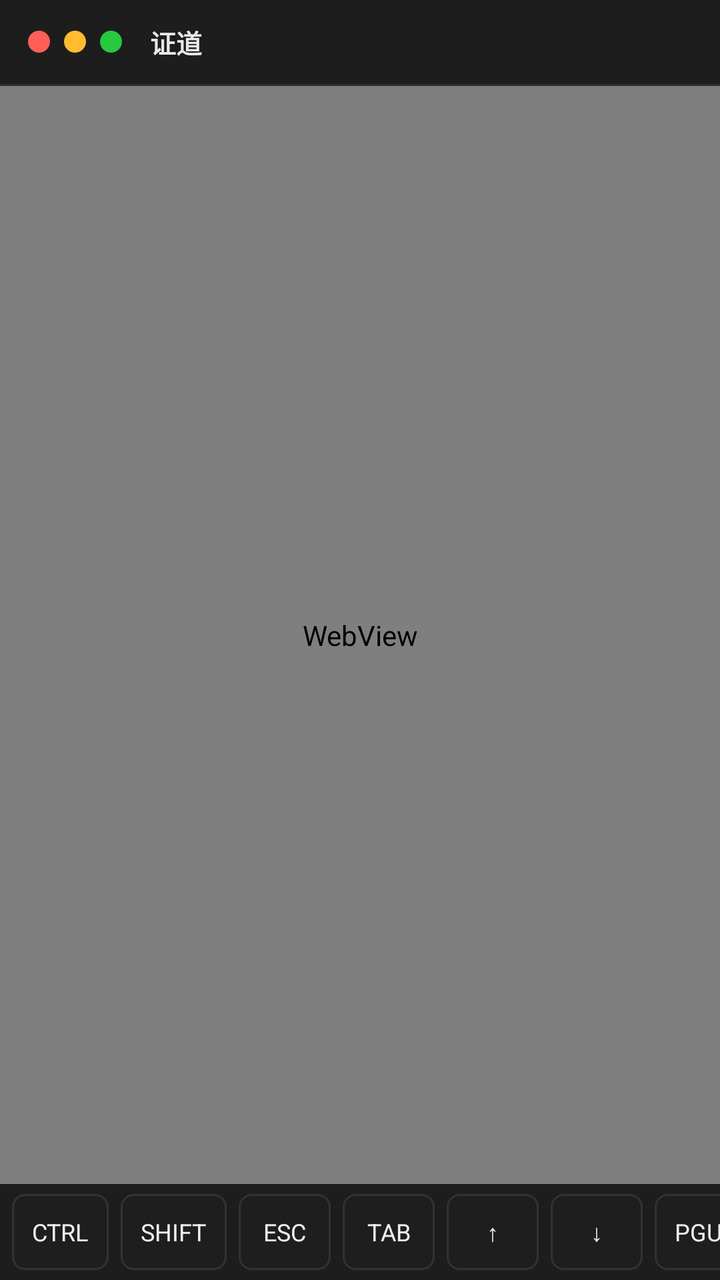
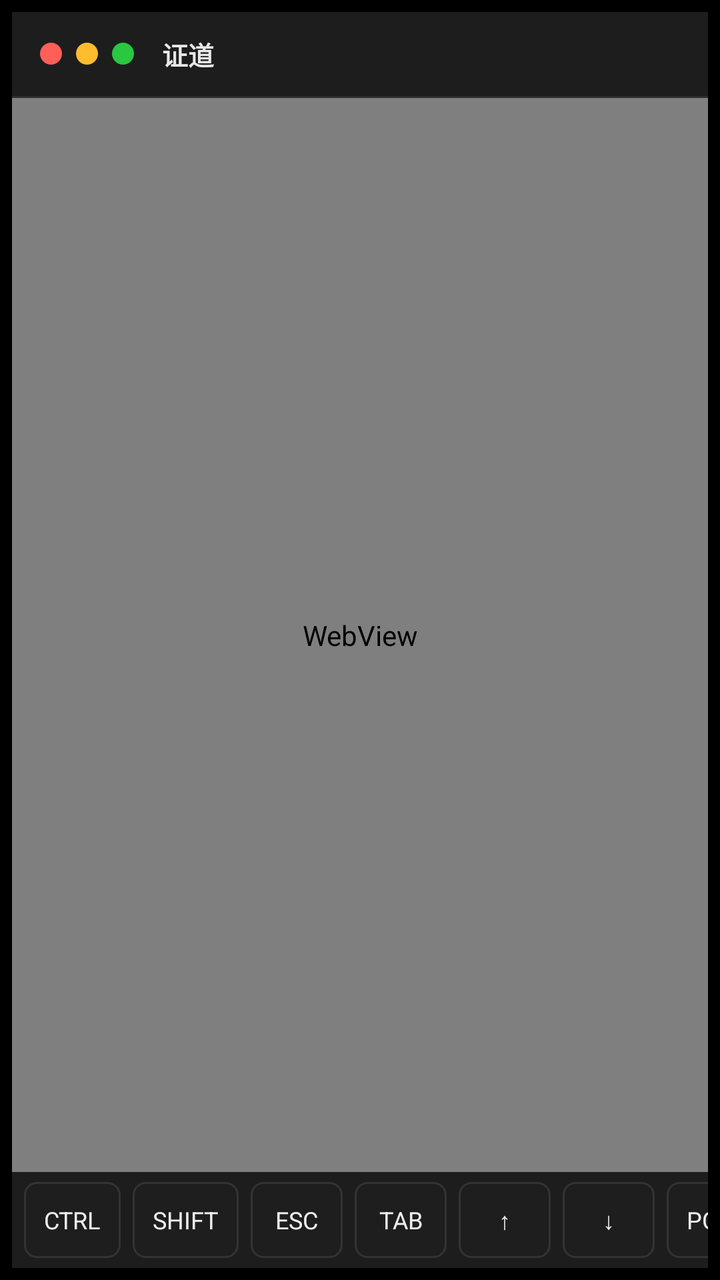

An Android layout rendered at two revisions. The XML below is the earlier revision; the diff shows what the commit changed to produce the second picture.
<!-- AndroidManifest.xml: activity theme Theme.Zhengdao -->
<!-- res/layout/activity_main.xml -->
<?xml version="1.0" encoding="utf-8"?>
<LinearLayout xmlns:android="http://schemas.android.com/apk/res/android"
    android:layout_width="match_parent"
    android:layout_height="match_parent"
    android:orientation="vertical"
    android:background="@android:color/black">

    <LinearLayout
        android:id="@+id/toolbar"
        android:layout_width="match_parent"
        android:layout_height="42dp"
        android:orientation="horizontal"
        android:background="#FF1D1D1D"
        android:gravity="center_vertical"
        android:paddingStart="14dp"
        android:paddingEnd="14dp">

        <View
            android:layout_width="11dp"
            android:layout_height="11dp"
            android:layout_marginEnd="7dp"
            android:background="@drawable/traffic_dot"
            android:backgroundTint="#FFFF5F57" />

        <View
            android:layout_width="11dp"
            android:layout_height="11dp"
            android:layout_marginEnd="7dp"
            android:background="@drawable/traffic_dot"
            android:backgroundTint="#FFFFBC2E" />

        <View
            android:layout_width="11dp"
            android:layout_height="11dp"
            android:layout_marginEnd="14dp"
            android:background="@drawable/traffic_dot"
            android:backgroundTint="#FF28C840" />

        <TextView
            android:id="@+id/toolbar_title"
            android:layout_width="0dp"
            android:layout_height="wrap_content"
            android:layout_weight="1"
            android:text="证道"
            android:textColor="#FFE8E8E8"
            android:textSize="13sp"
            android:textStyle="bold"
            android:singleLine="true" />
    </LinearLayout>

    <View
        android:layout_width="match_parent"
        android:layout_height="1dp"
        android:background="#FF2E2E2E" />

    <WebView
        android:id="@+id/terminal_web"
        android:layout_width="match_parent"
        android:layout_height="0dp"
        android:layout_weight="1" />

    <HorizontalScrollView
        android:id="@+id/key_bar"
        android:layout_width="match_parent"
        android:layout_height="48dp"
        android:background="#FF1D1D1D"
        android:scrollbars="none">

        <LinearLayout
            android:layout_width="wrap_content"
            android:layout_height="match_parent"
            android:orientation="horizontal"
            android:gravity="center_vertical"
            android:paddingStart="6dp"
            android:paddingEnd="6dp">

            <TextView
                android:id="@+id/key_ctrl"
                style="@style/TermKey"
                android:text="CTRL" />
            <TextView
                android:id="@+id/key_shift"
                style="@style/TermKey"
                android:text="SHIFT" />
            <TextView
                android:id="@+id/key_esc"
                style="@style/TermKey"
                android:text="ESC" />
            <TextView
                android:id="@+id/key_tab"
                style="@style/TermKey"
                android:text="TAB" />
            <TextView
                android:id="@+id/key_up"
                style="@style/TermKey"
                android:text="↑" />
            <TextView
                android:id="@+id/key_down"
                style="@style/TermKey"
                android:text="↓" />
            <TextView
                android:id="@+id/key_pgup"
                style="@style/TermKey"
                android:text="PGUP" />
            <TextView
                android:id="@+id/key_pgdn"
                style="@style/TermKey"
                android:text="PGDN" />
            <TextView
                android:id="@+id/key_pipe"
                style="@style/TermKey"
                android:text="|" />
            <TextView
                android:id="@+id/key_minus"
                style="@style/TermKey"
                android:text="-" />
            <TextView
                android:id="@+id/key_slash"
                style="@style/TermKey"
                android:text="/" />
        </LinearLayout>
    </HorizontalScrollView>
</LinearLayout>
<!-- resources referenced by this layout -->
<resources>
  <!-- drawable traffic_dot (drawable) -->
  <?xml version="1.0" encoding="utf-8"?>
  <shape xmlns:android="http://schemas.android.com/apk/res/android"
      android:shape="oval">
      <solid android:color="#FFFFFFFF" />
  </shape>
  <style name="TermKey">
          <item name="android:layout_width">wrap_content</item>
          <item name="android:layout_height">38dp</item>
          <item name="android:minWidth">46dp</item>
          <item name="android:gravity">center</item>
          <item name="android:layout_marginEnd">6dp</item>
          <item name="android:paddingStart">10dp</item>
          <item name="android:paddingEnd">10dp</item>
          <item name="android:background">@drawable/key_button_bg</item>
          <item name="android:textColor">#FFEEEEEE</item>
          <item name="android:textSize">12sp</item>
      </style>
  <style name="Theme.Zhengdao" parent="android:Theme.Material.Light.NoActionBar" />
  <!-- drawable key_button_bg (drawable) -->
  <?xml version="1.0" encoding="utf-8"?>
  <selector xmlns:android="http://schemas.android.com/apk/res/android">
      <item>
          <shape android:shape="rectangle">
              <solid android:color="#FF1E1E1E" />
              <corners android:radius="6dp" />
              <stroke android:width="1dp" android:color="#FF333333" />
          </shape>
      </item>
  </selector>
</resources>

<!-- the commit's change to res/layout/activity_main.xml (unified diff, before → after) -->
@@ -1,123 +1,131 @@
 <?xml version="1.0" encoding="utf-8"?>
-<LinearLayout xmlns:android="http://schemas.android.com/apk/res/android"
+<FrameLayout xmlns:android="http://schemas.android.com/apk/res/android"
     android:layout_width="match_parent"
     android:layout_height="match_parent"
-    android:orientation="vertical"
-    android:background="@android:color/black">
+    android:background="@android:color/black"
+    android:padding="6dp">
 
     <LinearLayout
-        android:id="@+id/toolbar"
+        android:id="@+id/window_card"
         android:layout_width="match_parent"
-        android:layout_height="42dp"
-        android:orientation="horizontal"
-        android:background="#FF1D1D1D"
-        android:gravity="center_vertical"
-        android:paddingStart="14dp"
-        android:paddingEnd="14dp">
+        android:layout_height="match_parent"
+        android:orientation="vertical"
+        android:background="@drawable/window_bg">
+
+        <LinearLayout
+            android:id="@+id/toolbar"
+            android:layout_width="match_parent"
+            android:layout_height="42dp"
+            android:orientation="horizontal"
+            android:background="#FF1D1D1D"
+            android:gravity="center_vertical"
+            android:paddingStart="14dp"
+            android:paddingEnd="14dp">
+
+            <View
+                android:layout_width="11dp"
+                android:layout_height="11dp"
+                android:layout_marginEnd="7dp"
+                android:background="@drawable/traffic_dot"
+                android:backgroundTint="#FFFF5F57" />
+
+            <View
+                android:layout_width="11dp"
+                android:layout_height="11dp"
+                android:layout_marginEnd="7dp"
+                android:background="@drawable/traffic_dot"
+                android:backgroundTint="#FFFFBC2E" />
+
+            <View
+                android:layout_width="11dp"
+                android:layout_height="11dp"
+                android:layout_marginEnd="14dp"
+                android:background="@drawable/traffic_dot"
+                android:backgroundTint="#FF28C840" />
+
+            <TextView
+                android:id="@+id/toolbar_title"
+                android:layout_width="0dp"
+                android:layout_height="wrap_content"
+                android:layout_weight="1"
+                android:text="证道"
+                android:textColor="#FFE8E8E8"
+                android:textSize="13sp"
+                android:textStyle="bold"
+                android:singleLine="true" />
+        </LinearLayout>
 
         <View
-            android:layout_width="11dp"
-            android:layout_height="11dp"
-            android:layout_marginEnd="7dp"
-            android:background="@drawable/traffic_dot"
-            android:backgroundTint="#FFFF5F57" />
+            android:layout_width="match_parent"
+            android:layout_height="1dp"
+            android:background="#FF2E2E2E" />
 
-        <View
-            android:layout_width="11dp"
-            android:layout_height="11dp"
-            android:layout_marginEnd="7dp"
-            android:background="@drawable/traffic_dot"
-            android:backgroundTint="#FFFFBC2E" />
+        <WebView
+            android:id="@+id/terminal_web"
+            android:layout_width="match_parent"
+            android:layout_height="0dp"
+            android:layout_weight="1" />
 
-        <View
-            android:layout_width="11dp"
-            android:layout_height="11dp"
-            android:layout_marginEnd="14dp"
-            android:background="@drawable/traffic_dot"
-            android:backgroundTint="#FF28C840" />
+        <HorizontalScrollView
+            android:id="@+id/key_bar"
+            android:layout_width="match_parent"
+            android:layout_height="48dp"
+            android:background="#FF1D1D1D"
+            android:scrollbars="none">
 
-        <TextView
-            android:id="@+id/toolbar_title"
-            android:layout_width="0dp"
-            android:layout_height="wrap_content"
-            android:layout_weight="1"
-            android:text="证道"
-            android:textColor="#FFE8E8E8"
-            android:textSize="13sp"
-            android:textStyle="bold"
-            android:singleLine="true" />
+            <LinearLayout
+                android:layout_width="wrap_content"
+                android:layout_height="match_parent"
+                android:orientation="horizontal"
+                android:gravity="center_vertical"
+                android:paddingStart="6dp"
+                android:paddingEnd="6dp">
+
+                <TextView
+                    android:id="@+id/key_ctrl"
+                    style="@style/TermKey"
+                    android:text="CTRL" />
+                <TextView
+                    android:id="@+id/key_shift"
+                    style="@style/TermKey"
+                    android:text="SHIFT" />
+                <TextView
+                    android:id="@+id/key_esc"
+                    style="@style/TermKey"
+                    android:text="ESC" />
+                <TextView
+                    android:id="@+id/key_tab"
+                    style="@style/TermKey"
+                    android:text="TAB" />
+                <TextView
+                    android:id="@+id/key_up"
+                    style="@style/TermKey"
+                    android:text="↑" />
+                <TextView
+                    android:id="@+id/key_down"
+                    style="@style/TermKey"
+                    android:text="↓" />
+                <TextView
+                    android:id="@+id/key_pgup"
+                    style="@style/TermKey"
+                    android:text="PGUP" />
+                <TextView
+                    android:id="@+id/key_pgdn"
+                    style="@style/TermKey"
+                    android:text="PGDN" />
+                <TextView
+                    android:id="@+id/key_pipe"
+                    style="@style/TermKey"
+                    android:text="|" />
+                <TextView
+                    android:id="@+id/key_minus"
+                    style="@style/TermKey"
+                    android:text="-" />
+                <TextView
+                    android:id="@+id/key_slash"
+                    style="@style/TermKey"
+                    android:text="/" />
+            </LinearLayout>
+        </HorizontalScrollView>
     </LinearLayout>
-
-    <View
-        android:layout_width="match_parent"
-        android:layout_height="1dp"
-        android:background="#FF2E2E2E" />
-
-    <WebView
-        android:id="@+id/terminal_web"
-        android:layout_width="match_parent"
-        android:layout_height="0dp"
-        android:layout_weight="1" />
-
-    <HorizontalScrollView
-        android:id="@+id/key_bar"
-        android:layout_width="match_parent"
-        android:layout_height="48dp"
-        android:background="#FF1D1D1D"
-        android:scrollbars="none">
-
-        <LinearLayout
-            android:layout_width="wrap_content"
-            android:layout_height="match_parent"
-            android:orientation="horizontal"
-            android:gravity="center_vertical"
-            android:paddingStart="6dp"
-            android:paddingEnd="6dp">
-
-            <TextView
-                android:id="@+id/key_ctrl"
-                style="@style/TermKey"
-                android:text="CTRL" />
-            <TextView
-                android:id="@+id/key_shift"
-                style="@style/TermKey"
-                android:text="SHIFT" />
-            <TextView
-                android:id="@+id/key_esc"
-                style="@style/TermKey"
-                android:text="ESC" />
-            <TextView
-                android:id="@+id/key_tab"
-                style="@style/TermKey"
-                android:text="TAB" />
-            <TextView
-                android:id="@+id/key_up"
-                style="@style/TermKey"
-                android:text="↑" />
-            <TextView
-                android:id="@+id/key_down"
-                style="@style/TermKey"
-                android:text="↓" />
-            <TextView
-                android:id="@+id/key_pgup"
-                style="@style/TermKey"
-                android:text="PGUP" />
-            <TextView
-                android:id="@+id/key_pgdn"
-                style="@style/TermKey"
-                android:text="PGDN" />
-            <TextView
-                android:id="@+id/key_pipe"
-                style="@style/TermKey"
-                android:text="|" />
-            <TextView
-                android:id="@+id/key_minus"
-                style="@style/TermKey"
-                android:text="-" />
-            <TextView
-                android:id="@+id/key_slash"
-                style="@style/TermKey"
-                android:text="/" />
-        </LinearLayout>
-    </HorizontalScrollView>
-</LinearLayout>
+</FrameLayout>
<!-- resource entries referenced after the edit -->
@@ -5,6 +5,14 @@
   <shape xmlns:android="http://schemas.android.com/apk/res/android"
       android:shape="oval">
       <solid android:color="#FFFFFFFF" />
+  </shape>
+  <!-- drawable window_bg (drawable) -->
+  <?xml version="1.0" encoding="utf-8"?>
+  <shape xmlns:android="http://schemas.android.com/apk/res/android"
+      android:shape="rectangle">
+      <solid android:color="#FF161616" />
+      <corners android:radius="14dp" />
+      <stroke android:width="1dp" android:color="#FF2E2E2E" />
   </shape>
   <style name="TermKey">
           <item name="android:layout_width">wrap_content</item>
